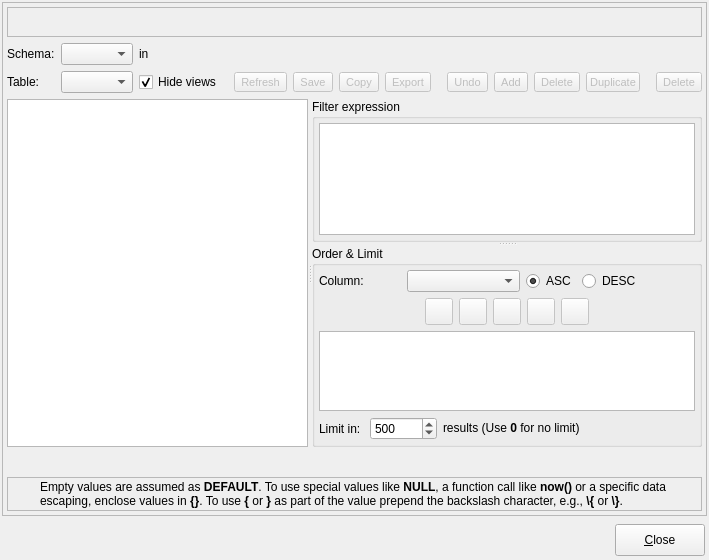
The window that libpgmodeler_ui/ui/datamanipulationform.ui (pgmodeler/pgmodeler) describes before a commit, drawn with Qt 5.
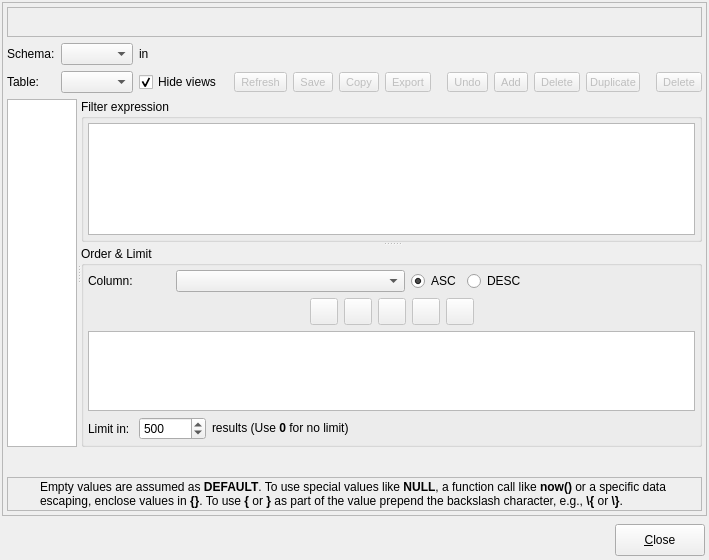
The same window after the commit. Icons and pictures are not drawn.

```diff
--- a/libpgmodeler_ui/ui/datamanipulationform.ui
+++ b/libpgmodeler_ui/ui/datamanipulationform.ui
@@ -930,6 +930,9 @@
          <property name="enabled">
           <bool>true</bool>
          </property>
+         <property name="sizeAdjustPolicy">
+          <enum>QAbstractScrollArea::AdjustToContents</enum>
+         </property>
          <property name="editTriggers">
           <set>QAbstractItemView::AnyKeyPressed|QAbstractItemView::DoubleClicked</set>
          </property>
```
Left out of the diff: 3 changed lines with no effect on the pictures.
